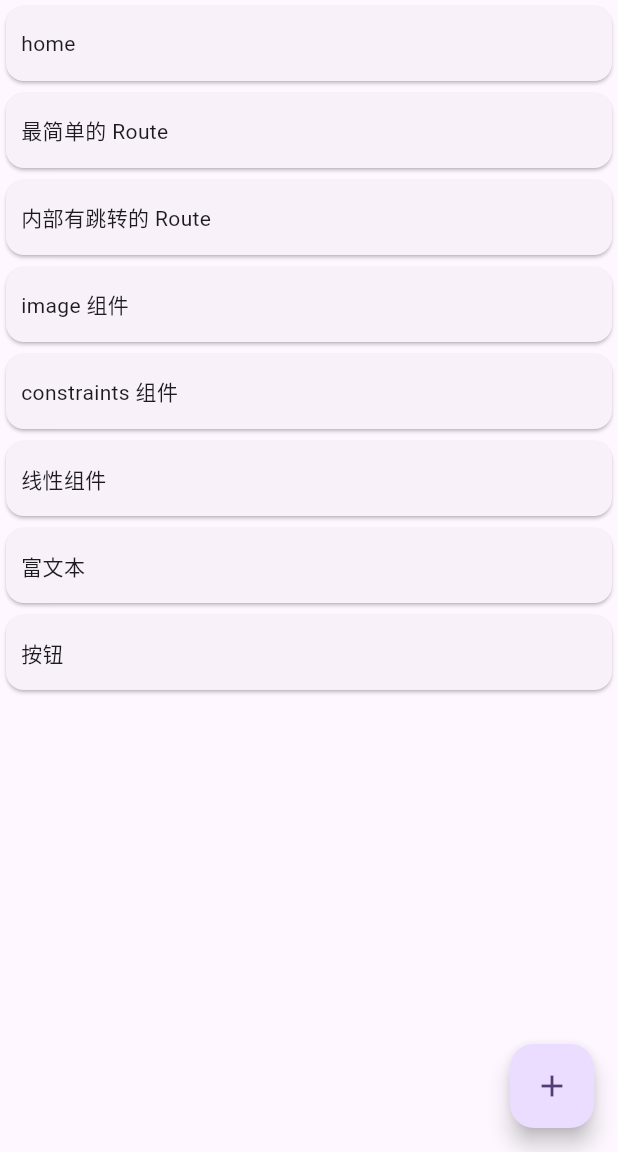
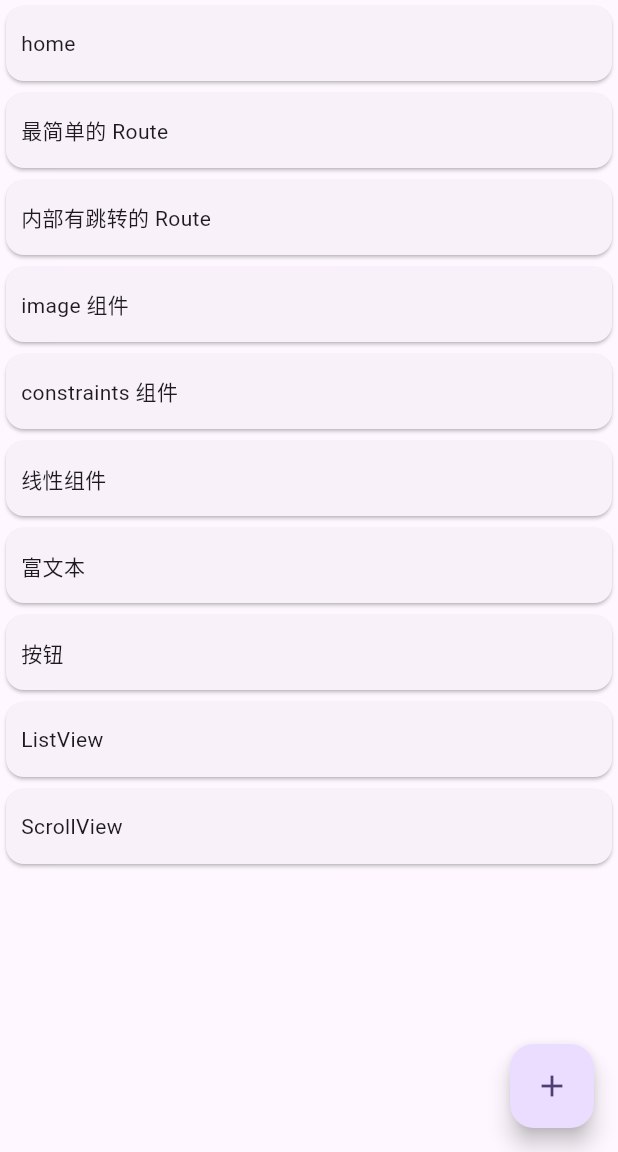
Before and after one commit to innovatorCL/MyFirstFlutter, a Flutter app: the screen it shows after launch, on a phone screen of 412 x 824 dp, the part 84-1236 px from its top. Run offline on Flutter 3.47's test engine with Material 2 defaults, Android fonts, the phone set to English and light mode, and no system bars.

Commit message:
添加listView组件

```diff
--- a/lib/main.dart
+++ b/lib/main.dart
@@ -5,6 +5,8 @@ import 'package:myfirstflutter/constraints_page.dart' deferred as constraints_pa
 import 'package:myfirstflutter/linear_page.dart' deferred as linear_page;
 import 'package:myfirstflutter/richtext_page.dart' deferred as richtext_page;
 import 'package:myfirstflutter/button_page.dart' deferred as button_page;
+import 'package:myfirstflutter/listview_page.dart' deferred as listview_page;
+import 'package:myfirstflutter/scrollview_page.dart' deferred as scrollview_page;
 
 void main() => runApp(const MyApp());
 
@@ -96,25 +98,23 @@ class _MyHomePageState extends State<MyHomePage> {
       //     ],
       //   ),
       // ),
-      body: new Container(
-        child: new ListView.builder(
+      body: ListView.builder(
         itemBuilder: (context, index) {
-            return new InkWell(
+          return InkWell(
             onTap: () {
               Navigator.of(context).pushNamed(routeLists[index]);
             },
-              child: new Card(
-                child: new Container(
+            child: Card(
+              child: Container(
                 alignment: Alignment.centerLeft,
-                  margin: EdgeInsets.symmetric(horizontal: 10),
+                margin: const EdgeInsets.symmetric(horizontal: 10),
                 height: 50,
-                  child: new Text(routers.keys.toList()[index]),
+                child: Text(routers.keys.toList()[index]),
               ),
             ),
           );
         },
         itemCount: routers.length,
-        ),
       ),
       floatingActionButton: FloatingActionButton(
         onPressed: _incrementCounter,
@@ -261,4 +261,14 @@ Map<String, WidgetBuilder> routers = {
       return button_page.ButtonRoute();
     });
   },
+  "ListView": (context) {
+    return ContainerAsyncRouterPage(listview_page.loadLibrary(), (context) {
+      return listview_page.ListViewRoute();
+    });
+  },
+  "ScrollView": (context) {
+    return ContainerAsyncRouterPage(scrollview_page.loadLibrary(), (context) {
+      return scrollview_page.CustomScrollViewRoute();
+    });
+  },
 };
```
Also changed, not shown: lib/listview_page.dart (added, +19 -0 lines), lib/scrollview_page.dart (added, +29 -0 lines). Lines whose indentation alone changed are shown as unchanged.
